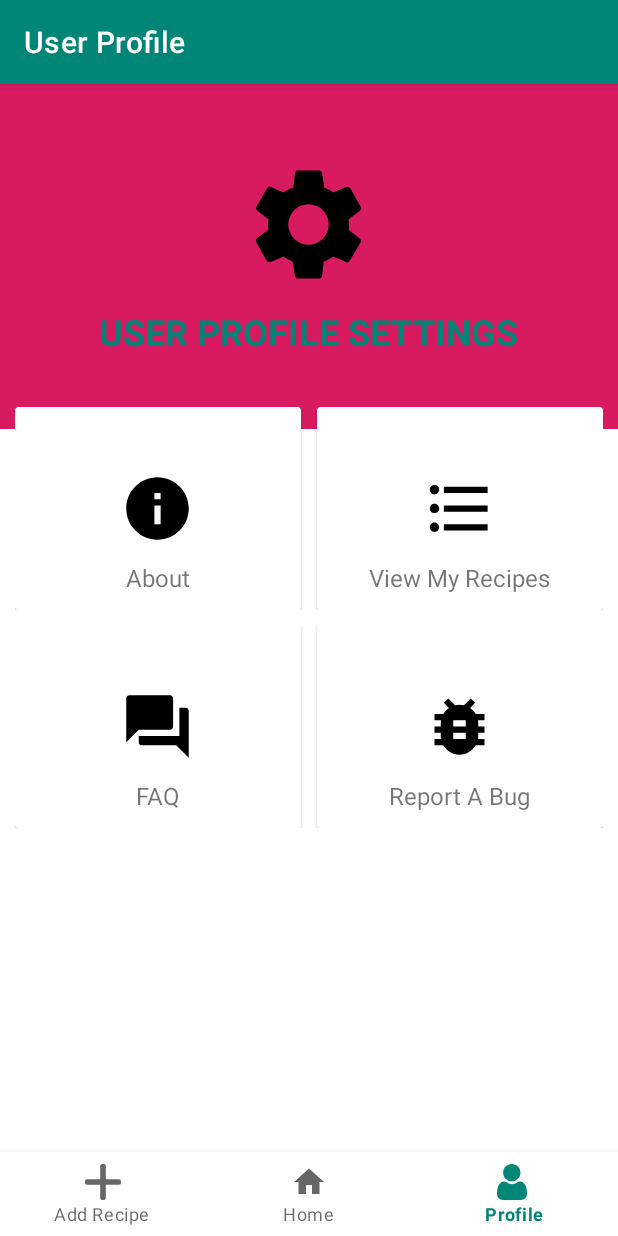
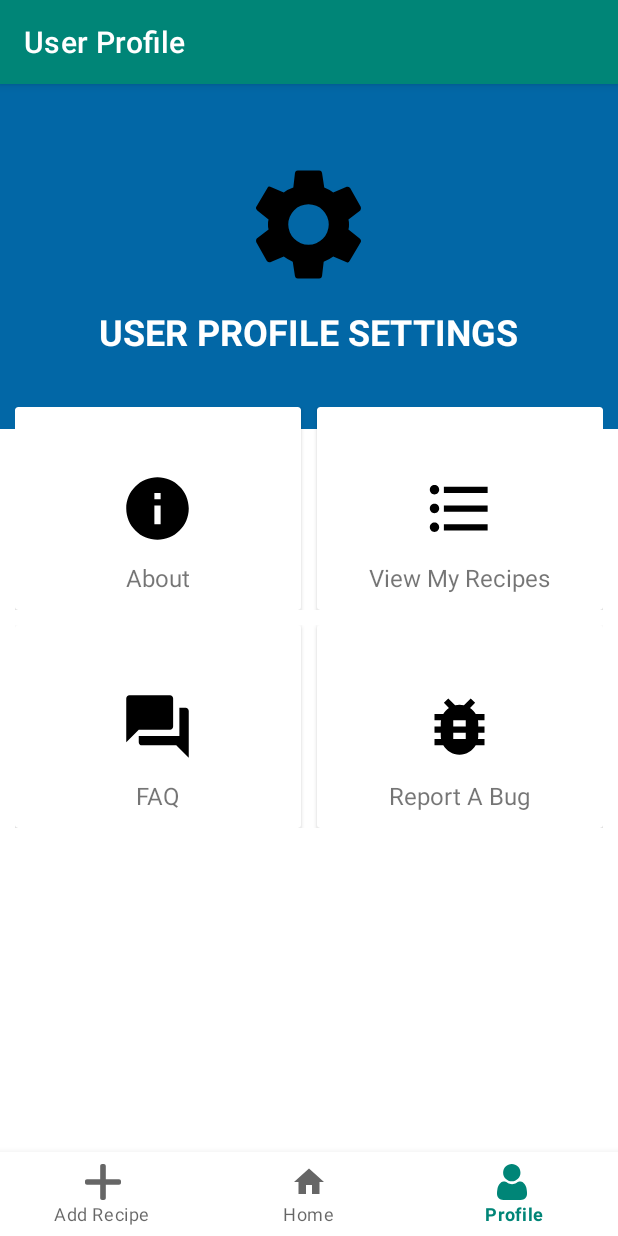
Before and after one commit to jcsnorlax97/pocketchef, an Android app: the UserProfileFragment screen opened through its navigation route, on a phone screen of 412 x 824 dp. Run offline under Robolectric (Android 15) with nearby library versions, the phone set to English and light mode, and no system bars; our stand-ins replace navigation-ui.

Commit message:
color change

```diff
--- a/PocketChef/app/src/main/res/layout/fragment_user_profile.xml
+++ b/PocketChef/app/src/main/res/layout/fragment_user_profile.xml
@@ -25,7 +25,7 @@
                 <LinearLayout
                     android:layout_width="match_parent"
                     android:layout_height="230dp"
-                    android:background="@color/colorAccent"
+                    android:background="#0267a6"
                     android:gravity="center"
                     android:orientation="vertical">
 
@@ -42,7 +42,7 @@
                         android:layout_gravity="center"
                         android:layout_marginTop="10dp"
                         android:text="USER PROFILE SETTINGS"
-                        android:textColor="@color/colorPrimary"
+                        android:textColor="#ffffff"
                         android:textSize="24sp"
                         android:textStyle="bold"
 
```
